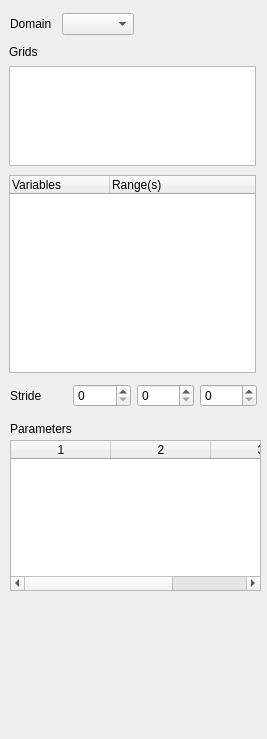
Old version of the form Qt/Components/Resources/UI/pqXDMFPanel.ui in the repository wildmichael/ParaView3-enhancements-old.
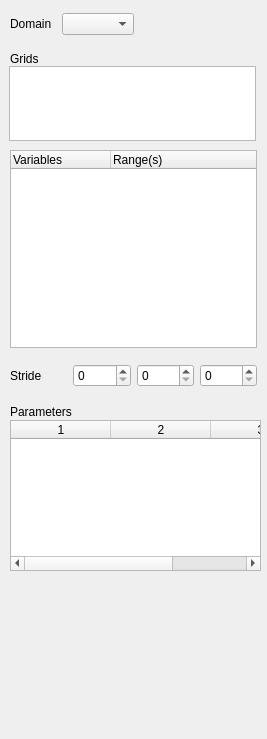
New version of the form. Custom widgets are drawn as their Qt base class.

Commit message: BUG: make the initial selection of domain and grids permanent after the first accept. This matches paraview2.6 behavior and works around the fact that changing these later on changes the number of output ports.

```diff
--- a/Qt/Components/Resources/UI/pqXDMFPanel.ui
+++ b/Qt/Components/Resources/UI/pqXDMFPanel.ui
@@ -48,11 +48,24 @@
     </item>
    </layout>
   </widget>
+  <widget class="QListWidget" name="GridNames" >
+   <property name="geometry" >
+    <rect>
+     <x>9</x>
+     <y>66</y>
+     <width>247</width>
+     <height>75</height>
+    </rect>
+   </property>
+   <property name="selectionMode" >
+    <enum>QAbstractItemView::MultiSelection</enum>
+   </property>
+  </widget>
   <widget class="QLabel" name="label_2" >
    <property name="geometry" >
     <rect>
-     <x>9</x>
-     <y>43</y>
+     <x>10</x>
+     <y>50</y>
      <width>247</width>
      <height>17</height>
     </rect>
@@ -61,11 +74,48 @@
     <string>Grids</string>
    </property>
   </widget>
+  <widget class="pqSelectionTreeWidget" name="Variables" >
+   <property name="geometry" >
+    <rect>
+     <x>10</x>
+     <y>150</y>
+     <width>247</width>
+     <height>198</height>
+    </rect>
+   </property>
+   <property name="sizePolicy" >
+    <sizepolicy>
+     <hsizetype>13</hsizetype>
+     <vsizetype>3</vsizetype>
+     <horstretch>0</horstretch>
+     <verstretch>0</verstretch>
+    </sizepolicy>
+   </property>
+   <property name="minimumSize" >
+    <size>
+     <width>0</width>
+     <height>10</height>
+    </size>
+   </property>
+   <property name="rootIsDecorated" >
+    <bool>false</bool>
+   </property>
+   <column>
+    <property name="text" >
+     <string>Variables</string>
+    </property>
+   </column>
+   <column>
+    <property name="text" >
+     <string>Range(s)</string>
+    </property>
+   </column>
+  </widget>
   <widget class="QWidget" name="layoutWidget" >
    <property name="geometry" >
     <rect>
      <x>10</x>
-     <y>380</y>
+     <y>360</y>
      <width>247</width>
      <height>31</height>
     </rect>
@@ -95,66 +145,11 @@
     </item>
    </layout>
   </widget>
-  <widget class="QListWidget" name="GridNames" >
-   <property name="geometry" >
-    <rect>
-     <x>9</x>
-     <y>66</y>
-     <width>247</width>
-     <height>100</height>
-    </rect>
-   </property>
-   <property name="selectionMode" >
-    <enum>QAbstractItemView::MultiSelection</enum>
-   </property>
-  </widget>
-  <widget class="pqSelectionTreeWidget" name="Variables" >
-   <property name="geometry" >
-    <rect>
-     <x>9</x>
-     <y>175</y>
-     <width>247</width>
-     <height>198</height>
-    </rect>
-   </property>
-   <property name="minimumSize" >
-    <size>
-     <width>0</width>
-     <height>100</height>
-    </size>
-   </property>
-   <property name="rootIsDecorated" >
-    <bool>false</bool>
-   </property>
-   <column>
-    <property name="text" >
-     <string>Variables</string>
-    </property>
-   </column>
-   <column>
-    <property name="text" >
-     <string>Range(s)</string>
-    </property>
-   </column>
-  </widget>
-  <widget class="QLabel" name="Parameters_label" >
-   <property name="geometry" >
-    <rect>
-     <x>10</x>
-     <y>420</y>
-     <width>247</width>
-     <height>17</height>
-    </rect>
-   </property>
-   <property name="text" >
-    <string>Parameters</string>
-   </property>
-  </widget>
   <widget class="QTableWidget" name="Parameters" >
    <property name="geometry" >
     <rect>
      <x>10</x>
-     <y>440</y>
+     <y>420</y>
      <width>251</width>
      <height>151</height>
     </rect>
@@ -169,6 +164,19 @@
    <column/>
    <column/>
   </widget>
+  <widget class="QLabel" name="Parameters_label" >
+   <property name="geometry" >
+    <rect>
+     <x>10</x>
+     <y>403</y>
+     <width>247</width>
+     <height>17</height>
+    </rect>
+   </property>
+   <property name="text" >
+    <string>Parameters</string>
+   </property>
+  </widget>
  </widget>
  <customwidgets>
   <customwidget>
```
The commit also changes 2 other files.
